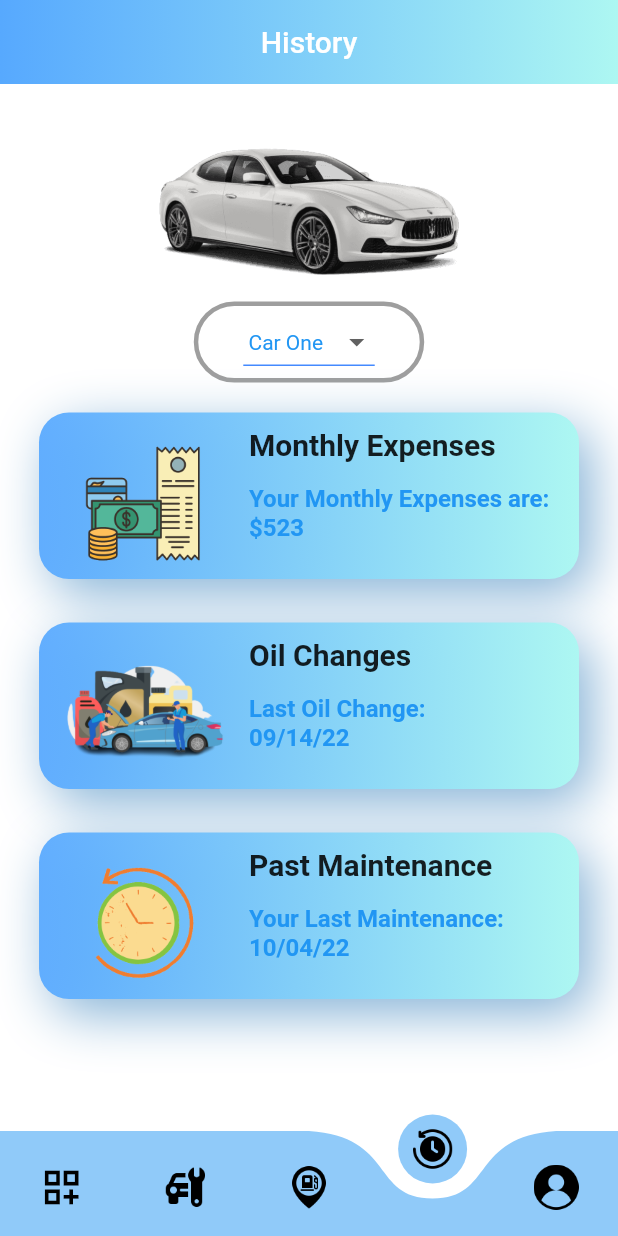
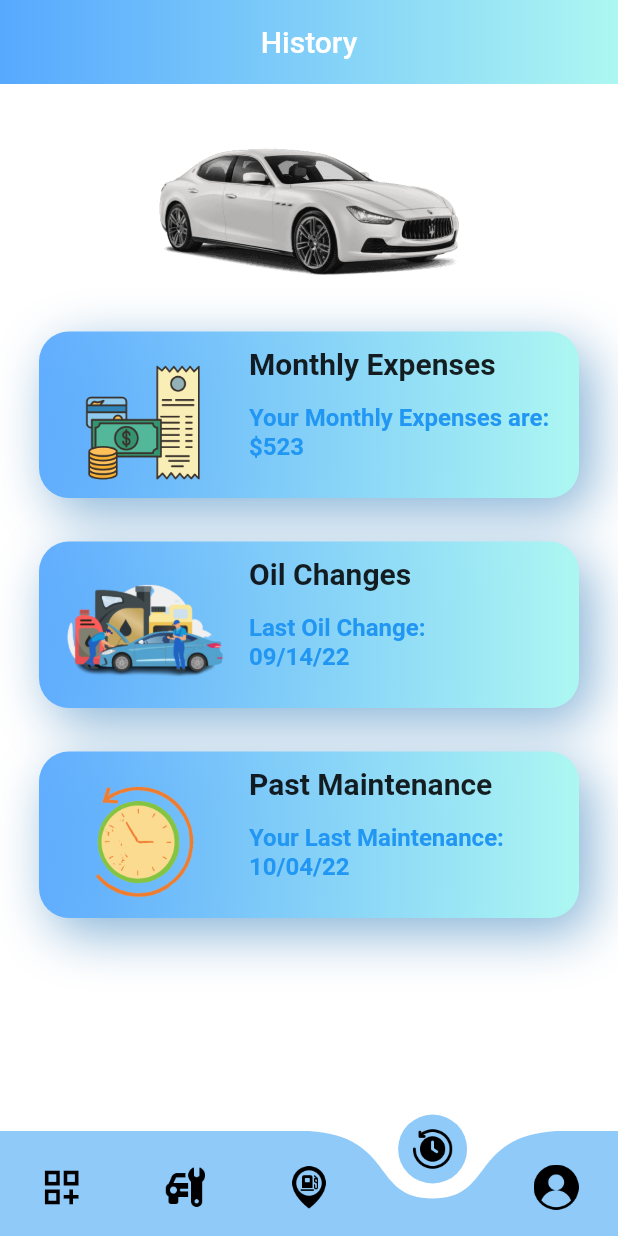
Before and after one commit to jabezj1/Motore, a Flutter app: the screen it shows once a user with an empty profile is signed in, item 4 of the bottom bar chosen, on a phone screen of 412 x 824 dp. Run offline on Flutter 3.47's test engine with Material 2 defaults, Android fonts, the phone set to English and light mode, and no system bars; drawn by our look-alikes of curved_navigation_bar; our stand-ins replace animated_splash_screen, auth_buttons, cloud_firestore, dio, firebase_auth, firebase_core and 8 more; accounts and stored records are empty; network calls fail.

Commit message:
got rid of dropdown in history, there is already one in profile

```diff
--- a/lib/pages/History.dart
+++ b/lib/pages/History.dart
@@ -3,14 +3,6 @@ import 'package:motore/pages/InspectPastMaintenance.dart';
 import 'package:motore/pages/createHistoryEntry.dart';
 import 'package:motore/pages/history_fourth.dart';
 import 'package:motore/components/basicPage.dart';
-
-
-const List<String> list = <String>[
-  ' Car One',
-  ' Car Two',
-  ' Car Three',
-  ' Car Four',
-];
 
 class History extends StatelessWidget {
   const History({Key? key}) : super(key: key);
@@ -66,9 +58,6 @@ class History extends StatelessWidget {
             const SizedBox(
               width: 10,
             ),
-
-            DropDown(),
-
             const SizedBox(
               height: 20,
             ),
```
